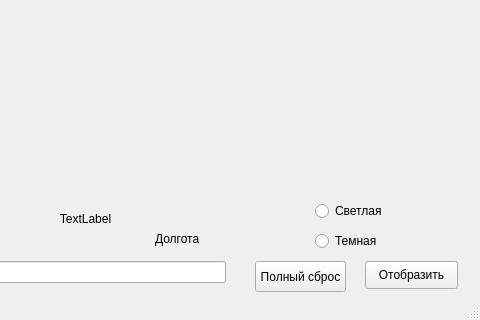
This is main_ui.ui in roman-shein/API_yandex_map as Qt 5 draws it before an edit; both pictures show x 125 to 605 and y 379 to 699 of the 605 by 699 pixel window. The edited form follows.
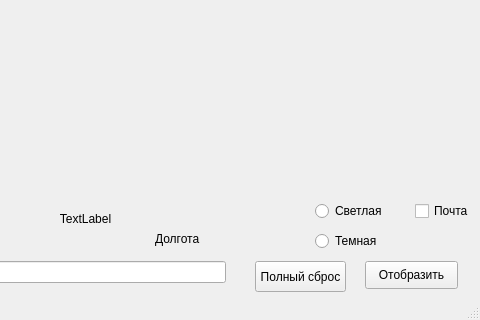
This is the edited form.

The edit to the form file:
```diff
--- a/main_ui.ui
+++ b/main_ui.ui
@@ -131,6 +131,19 @@
      <set>Qt::AlignCenter</set>
     </property>
    </widget>
+   <widget class="QCheckBox" name="index">
+    <property name="geometry">
+     <rect>
+      <x>540</x>
+      <y>580</y>
+      <width>61</width>
+      <height>20</height>
+     </rect>
+    </property>
+    <property name="text">
+     <string>Почта</string>
+    </property>
+   </widget>
   </widget>
   <widget class="QStatusBar" name="statusbar"/>
  </widget>
```
